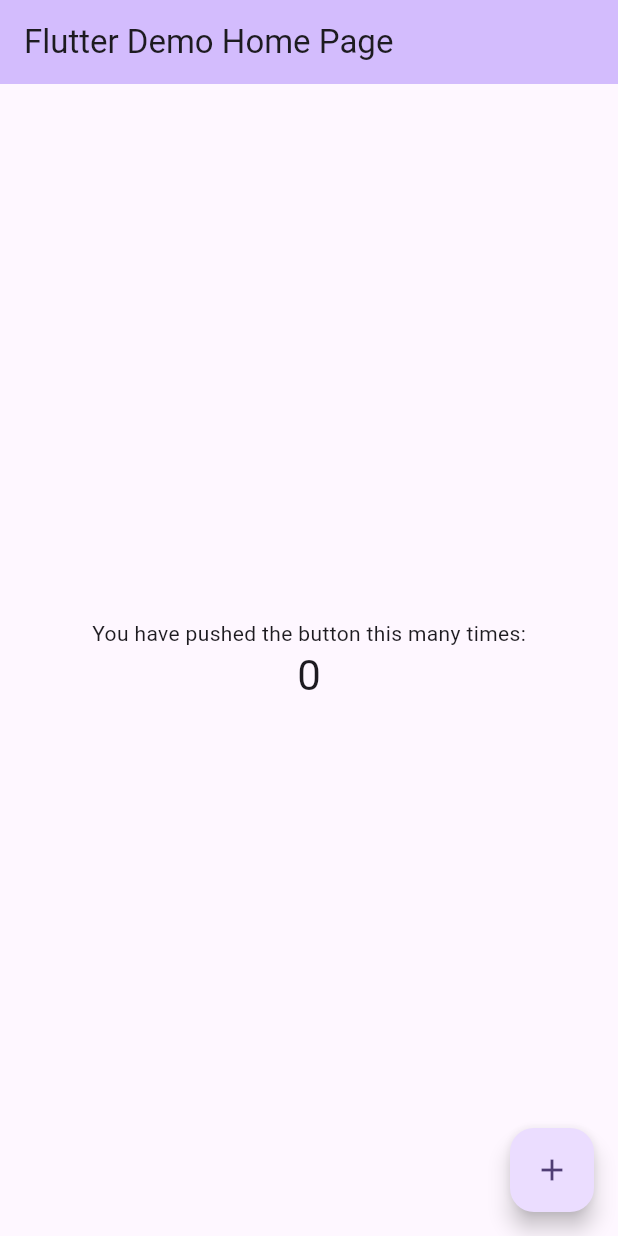
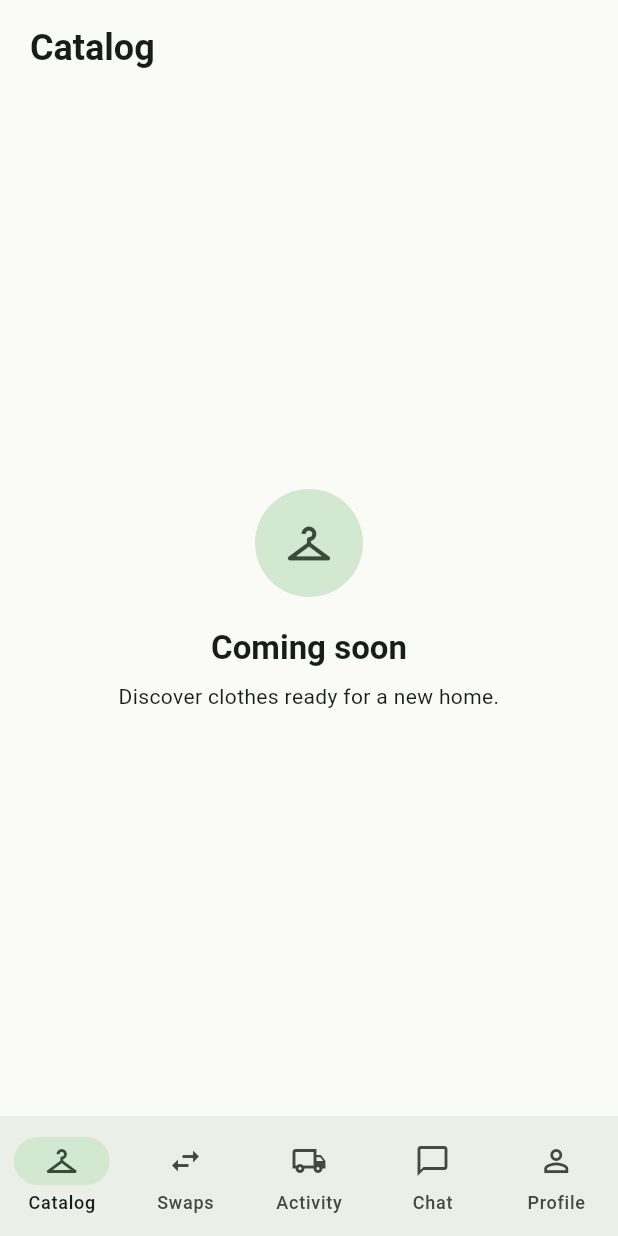
Before and after one commit to F12-PBP/swapify-mobile, a Flutter app: the screen it shows after launch, on a phone screen of 412 x 824 dp. Run offline on Flutter 3.47's test engine with Material 3 defaults, Android fonts, the phone set to English and light mode, and no system bars.

Commit message:
feat: add bottom navigation and module placeholders

```diff
--- /dev/null
+++ b/lib/features/catalog/catalog_page.dart
@@ -0,0 +1,14 @@
+import 'package:flutter/material.dart';
+
+import '../../widgets/placeholder_page.dart';
+
+class CatalogPage extends StatelessWidget {
+  const CatalogPage({super.key});
+
+  @override
+  Widget build(BuildContext context) => const PlaceholderPage(
+    title: 'Catalog',
+    subtitle: 'Discover clothes ready for a new home.',
+    icon: Icons.checkroom_outlined,
+  );
+}
--- /dev/null
+++ b/lib/features/chat/chat_page.dart
@@ -0,0 +1,14 @@
+import 'package:flutter/material.dart';
+
+import '../../widgets/placeholder_page.dart';
+
+class ChatPage extends StatelessWidget {
+  const ChatPage({super.key});
+
+  @override
+  Widget build(BuildContext context) => const PlaceholderPage(
+    title: 'Messages',
+    subtitle: 'Your conversations with other swappers will appear here.',
+    icon: Icons.chat_bubble_outline,
+  );
+}
--- /dev/null
+++ b/lib/features/profile/profile_page.dart
@@ -0,0 +1,21 @@
+import 'package:flutter/material.dart';
+
+import '../../widgets/placeholder_page.dart';
+import '../reviews/reviews_page.dart';
+
+class ProfilePage extends StatelessWidget {
+  const ProfilePage({super.key});
+
+  @override
+  Widget build(BuildContext context) => PlaceholderPage(
+    title: 'Profile',
+    subtitle: 'Your Swapify profile will appear here.',
+    icon: Icons.person_outline,
+    action: OutlinedButton.icon(
+      onPressed: () => Navigator.of(context)
+          .push(MaterialPageRoute<void>(builder: (_) => const ReviewsPage())),
+      icon: const Icon(Icons.star_outline),
+      label: const Text('View reviews'),
+    ),
+  );
+}
--- /dev/null
+++ b/lib/features/reviews/reviews_page.dart
@@ -0,0 +1,19 @@
+import 'package:flutter/material.dart';
+
+import '../../widgets/placeholder_page.dart';
+
+class ReviewsPage extends StatelessWidget {
+  const ReviewsPage({super.key});
+
+  @override
+  Widget build(BuildContext context) => const Scaffold(
+    body: SafeArea(
+      child: PlaceholderPage(
+        title: 'Reviews',
+        subtitle: 'Reviews from your exchanges will appear here.',
+        icon: Icons.star_outline,
+        showBack: true,
+      ),
+    ),
+  );
+}
--- /dev/null
+++ b/lib/features/swaps/swaps_page.dart
@@ -0,0 +1,14 @@
+import 'package:flutter/material.dart';
+
+import '../../widgets/placeholder_page.dart';
+
+class SwapsPage extends StatelessWidget {
+  const SwapsPage({super.key});
+
+  @override
+  Widget build(BuildContext context) => const PlaceholderPage(
+    title: 'Swap Requests',
+    subtitle: 'Your incoming and outgoing swap requests will appear here.',
+    icon: Icons.swap_horiz,
+  );
+}
--- /dev/null
+++ b/lib/features/transactions/transactions_page.dart
@@ -0,0 +1,14 @@
+import 'package:flutter/material.dart';
+
+import '../../widgets/placeholder_page.dart';
+
+class TransactionsPage extends StatelessWidget {
+  const TransactionsPage({super.key});
+
+  @override
+  Widget build(BuildContext context) => const PlaceholderPage(
+    title: 'Transactions',
+    subtitle: 'Keep track of your exchanges here.',
+    icon: Icons.local_shipping_outlined,
+  );
+}
--- a/lib/main.dart
+++ b/lib/main.dart
@@ -1,122 +1,24 @@
 import 'package:flutter/material.dart';
 
-void main() {
-  runApp(const MyApp());
-}
+import 'screens/navigation_shell.dart';
 
-class MyApp extends StatelessWidget {
-  const MyApp({super.key});
+void main() => runApp(const SwapifyApp());
 
-  // This widget is the root of your application.
+class SwapifyApp extends StatelessWidget {
+  const SwapifyApp({super.key});
+
   @override
   Widget build(BuildContext context) {
+    const seed = Color(0xFF495C4A);
     return MaterialApp(
-      title: 'Flutter Demo',
+      title: 'Swapify',
+      debugShowCheckedModeBanner: false,
       theme: ThemeData(
-        // This is the theme of your application.
-        //
-        // TRY THIS: Try running your application with "flutter run". You'll see
-        // the application has a purple toolbar. Then, without quitting the app,
-        // try changing the seedColor in the colorScheme below to Colors.green
-        // and then invoke "hot reload" (save your changes or press the "hot
-        // reload" button in a Flutter-supported IDE, or press "r" if you used
-        // the command line to start the app).
-        //
-        // Notice that the counter didn't reset back to zero; the application
-        // state is not lost during the reload. To reset the state, use hot
-        // restart instead.
-        //
-        // This works for code too, not just values: Most code changes can be
-        // tested with just a hot reload.
-        colorScheme: .fromSeed(seedColor: Colors.deepPurple),
+        colorScheme: ColorScheme.fromSeed(seedColor: seed),
+        scaffoldBackgroundColor: const Color(0xFFFAFAF6),
+        useMaterial3: true,
       ),
-      home: const MyHomePage(title: 'Flutter Demo Home Page'),
+      home: const NavigationShell(),
     );
   }
 }
-
-class MyHomePage extends StatefulWidget {
-  const MyHomePage({super.key, required this.title});
-
-  // This widget is the home page of your application. It is stateful, meaning
-  // that it has a State object (defined below) that contains fields that affect
-  // how it looks.
-
-  // This class is the configuration for the state. It holds the values (in this
-  // case the title) provided by the parent (in this case the App widget) and
-  // used by the build method of the State. Fields in a Widget subclass are
-  // always marked "final".
-
-  final String title;
-
-  @override
-  State<MyHomePage> createState() => _MyHomePageState();
-}
-
-class _MyHomePageState extends State<MyHomePage> {
-  int _counter = 0;
-
-  void _incrementCounter() {
-    setState(() {
-      // This call to setState tells the Flutter framework that something has
-      // changed in this State, which causes it to rerun the build method below
-      // so that the display can reflect the updated values. If we changed
-      // _counter without calling setState(), then the build method would not be
-      // called again, and so nothing would appear to happen.
-      _counter++;
-    });
-  }
-
-  @override
-  Widget build(BuildContext context) {
-    // This method is rerun every time setState is called, for instance as done
-    // by the _incrementCounter method above.
-    //
-    // The Flutter framework has been optimized to make rerunning build methods
-    // fast, so that you can just rebuild anything that needs updating rather
-    // than having to individually change instances of widgets.
-    return Scaffold(
-      appBar: AppBar(
-        // TRY THIS: Try changing the color here to a specific color (to
-        // Colors.amber, perhaps?) and trigger a hot reload to see the AppBar
-        // change color while the other colors stay the same.
-        backgroundColor: Theme.of(context).colorScheme.inversePrimary,
-        // Here we take the value from the MyHomePage object that was created by
-        // the App.build method, and use it to set our appbar title.
-        title: Text(widget.title),
-      ),
-      body: Center(
-        // Center is a layout widget. It takes a single child and positions it
-        // in the middle of the parent.
-        child: Column(
-          // Column is also a layout widget. It takes a list of children and
-          // arranges them vertically. By default, it sizes itself to fit its
-          // children horizontally, and tries to be as tall as its parent.
-          //
-          // Column has various properties to control how it sizes itself and
-          // how it positions its children. Here we use mainAxisAlignment to
-          // center the children vertically; the main axis here is the vertical
-          // axis because Columns are vertical (the cross axis would be
-          // horizontal).
-          //
-          // TRY THIS: Invoke "debug painting" (choose the "Toggle Debug Paint"
-          // action in the IDE, or press "p" in the console), to see the
-          // wireframe for each widget.
-          mainAxisAlignment: .center,
-          children: [
-            const Text('You have pushed the button this many times:'),
-            Text(
-              '$_counter',
-              style: Theme.of(context).textTheme.headlineMedium,
-            ),
-          ],
-        ),
-      ),
-      floatingActionButton: FloatingActionButton(
-        onPressed: _incrementCounter,
-        tooltip: 'Increment',
-        child: const Icon(Icons.add),
-      ),
-    );
-  }
-}
--- /dev/null
+++ b/lib/screens/navigation_shell.dart
@@ -0,0 +1,67 @@
+import 'package:flutter/material.dart';
+
+import '../features/catalog/catalog_page.dart';
+import '../features/chat/chat_page.dart';
+import '../features/profile/profile_page.dart';
+import '../features/swaps/swaps_page.dart';
+import '../features/transactions/transactions_page.dart';
+
+class NavigationShell extends StatefulWidget {
+  const NavigationShell({super.key});
+
+  @override
+  State<NavigationShell> createState() => _NavigationShellState();
+}
+
+class _NavigationShellState extends State<NavigationShell> {
+  int _selectedIndex = 0;
+
+  static const _pages = <Widget>[
+    CatalogPage(),
+    SwapsPage(),
+    TransactionsPage(),
+    ChatPage(),
+    ProfilePage(),
+  ];
+
+  @override
+  Widget build(BuildContext context) {
+    return Scaffold(
+      body: SafeArea(
+        child: IndexedStack(index: _selectedIndex, children: _pages),
+      ),
+      bottomNavigationBar: NavigationBar(
+        selectedIndex: _selectedIndex,
+        onDestinationSelected: (index) =>
+            setState(() => _selectedIndex = index),
+        destinations: const [
+          NavigationDestination(
+            icon: Icon(Icons.checkroom_outlined),
+            selectedIcon: Icon(Icons.checkroom),
+            label: 'Catalog',
+          ),
+          NavigationDestination(
+            icon: Icon(Icons.swap_horiz_outlined),
+            selectedIcon: Icon(Icons.swap_horiz),
+            label: 'Swaps',
+          ),
+          NavigationDestination(
+            icon: Icon(Icons.local_shipping_outlined),
+            selectedIcon: Icon(Icons.local_shipping),
+            label: 'Activity',
+          ),
+          NavigationDestination(
+            icon: Icon(Icons.chat_bubble_outline),
+            selectedIcon: Icon(Icons.chat_bubble),
+            label: 'Chat',
+          ),
+          NavigationDestination(
+            icon: Icon(Icons.person_outline),
+            selectedIcon: Icon(Icons.person),
+            label: 'Profile',
+          ),
+        ],
+      ),
+    );
+  }
+}
--- /dev/null
+++ b/lib/widgets/placeholder_page.dart
@@ -0,0 +1,77 @@
+import 'package:flutter/material.dart';
+
+class PlaceholderPage extends StatelessWidget {
+  const PlaceholderPage({
+    super.key,
+    required this.title,
+    required this.subtitle,
+    required this.icon,
+    this.action,
+    this.showBack = false,
+  });
+
+  final String title;
+  final String subtitle;
+  final IconData icon;
+  final Widget? action;
+  final bool showBack;
+
+  @override
+  Widget build(BuildContext context) {
+    final theme = Theme.of(context);
+    return Column(
+      children: [
+        Padding(
+          padding: const EdgeInsets.fromLTRB(20, 16, 20, 8),
+          child: Row(
+            children: [
+              if (showBack)
+                BackButton(onPressed: () => Navigator.of(context).pop()),
+              Text(
+                title,
+                style: theme.textTheme.headlineSmall?.copyWith(
+                  fontWeight: FontWeight.bold,
+                ),
+              ),
+            ],
+          ),
+        ),
+        Expanded(
+          child: Center(
+            child: SingleChildScrollView(
+              padding: const EdgeInsets.all(24),
+              child: Column(
+                mainAxisSize: MainAxisSize.min,
+                children: [
+                  CircleAvatar(
+                    radius: 36,
+                    backgroundColor: theme.colorScheme.secondaryContainer,
+                    child: Icon(
+                      icon,
+                      size: 34,
+                      color: theme.colorScheme.onSecondaryContainer,
+                    ),
+                  ),
+                  const SizedBox(height: 20),
+                  Text(
+                    'Coming soon',
+                    style: theme.textTheme.titleLarge?.copyWith(
+                      fontWeight: FontWeight.w600,
+                    ),
+                  ),
+                  const SizedBox(height: 8),
+                  Text(
+                    subtitle,
+                    textAlign: TextAlign.center,
+                    style: theme.textTheme.bodyMedium,
+                  ),
+                  if (action != null) ...[const SizedBox(height: 24), action!],
+                ],
+              ),
+            ),
+          ),
+        ),
+      ],
+    );
+  }
+}
```
